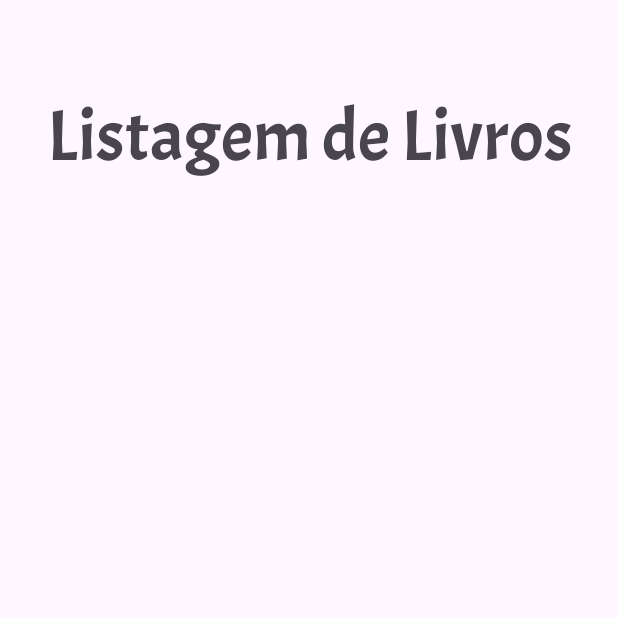
After one commit to ANDERSONROCHA81/IMD_BookStore, an Android app: the ListagemDeLivrosActivity screen opened directly, with no data from a screen before it, on a phone screen of 412 x 824 dp, the top half of it. The commit adds this screen. Run offline under Robolectric (Android 15) with nearby library versions, the phone set to English and light mode, and no system bars.

Commit message:
Criação das activities de listagem de livros

```diff
--- a/app/src/main/AndroidManifest.xml
+++ b/app/src/main/AndroidManifest.xml
@@ -12,6 +12,9 @@
         android:supportsRtl="true"
         android:theme="@style/Theme.IMDBookStore"
         tools:targetApi="31">
+        <activity
+            android:name=".ListagemDeLivrosActivity"
+            android:exported="false" />
         <activity
             android:name=".ExclusaoDeLivrosActivity"
             android:exported="false" />
--- /dev/null
+++ b/app/src/main/java/com/example/imdbookstore/ListagemDeLivrosActivity.kt
@@ -0,0 +1,20 @@
+package com.example.imdbookstore
+
+import android.os.Bundle
+import androidx.activity.enableEdgeToEdge
+import androidx.appcompat.app.AppCompatActivity
+import androidx.core.view.ViewCompat
+import androidx.core.view.WindowInsetsCompat
+
+class ListagemDeLivrosActivity : AppCompatActivity() {
+    override fun onCreate(savedInstanceState: Bundle?) {
+        super.onCreate(savedInstanceState)
+        enableEdgeToEdge()
+        setContentView(R.layout.activity_listagem_de_livros)
+        ViewCompat.setOnApplyWindowInsetsListener(findViewById(R.id.main)) { v, insets ->
+            val systemBars = insets.getInsets(WindowInsetsCompat.Type.systemBars())
+            v.setPadding(systemBars.left, systemBars.top, systemBars.right, systemBars.bottom)
+            insets
+        }
+    }
+}
--- /dev/null
+++ b/app/src/main/res/layout/activity_listagem_de_livros.xml
@@ -0,0 +1,23 @@
+<?xml version="1.0" encoding="utf-8"?>
+<androidx.constraintlayout.widget.ConstraintLayout xmlns:android="http://schemas.android.com/apk/res/android"
+    xmlns:app="http://schemas.android.com/apk/res-auto"
+    xmlns:tools="http://schemas.android.com/tools"
+    android:id="@+id/main"
+    android:layout_width="match_parent"
+    android:layout_height="match_parent"
+    tools:context=".ListagemDeLivrosActivity">
+
+    <TextView
+        android:id="@+id/tvListagemLivro"
+        android:layout_width="wrap_content"
+        android:layout_height="wrap_content"
+        android:layout_marginTop="60dp"
+        android:fontFamily="@font/acme"
+        android:text="@string/listar_livros"
+        android:textSize="48sp"
+        app:layout_constraintEnd_toEndOf="parent"
+        app:layout_constraintHorizontal_bias="0.5"
+        app:layout_constraintStart_toStartOf="parent"
+        app:layout_constraintTop_toTopOf="parent" />
+
+</androidx.constraintlayout.widget.ConstraintLayout>
--- a/app/src/main/res/layout/activity_menu.xml
+++ b/app/src/main/res/layout/activity_menu.xml
@@ -86,7 +86,7 @@
         android:layout_marginStart="47dp"
         android:layout_marginTop="36dp"
         android:fontFamily="@font/acme"
-        android:text="@string/listar_livro"
+        android:text="@string/listar_livros"
         android:textSize="22.sp"
         app:layout_constraintStart_toEndOf="@+id/imageView"
         app:layout_constraintTop_toBottomOf="@+id/divider1" />
--- a/app/src/main/res/values/strings.xml
+++ b/app/src/main/res/values/strings.xml
@@ -15,7 +15,7 @@
     <string name="nova_senha">Nova Senha</string>
     <string name="seja_bem_vindo_a">Seja bem vindo(a),</string>
     <string name="cadastrar_livro">Cadastrar Livro</string>
-    <string name="listar_livro">Listar Livros</string>
+    <string name="listar_livros">Listagem de Livros</string>
     <string name="atualizar_livro">Atualizar Livro</string>
     <string name="excluir_livro">Excluir Livro</string>
     <string name="titulo">Título</string>
```
